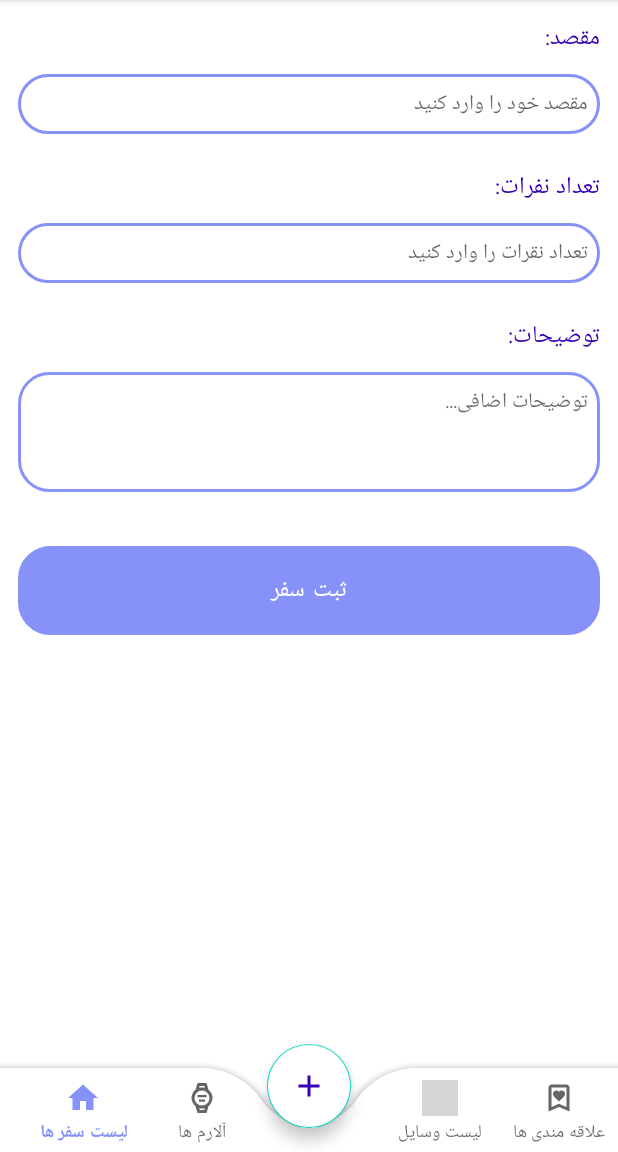
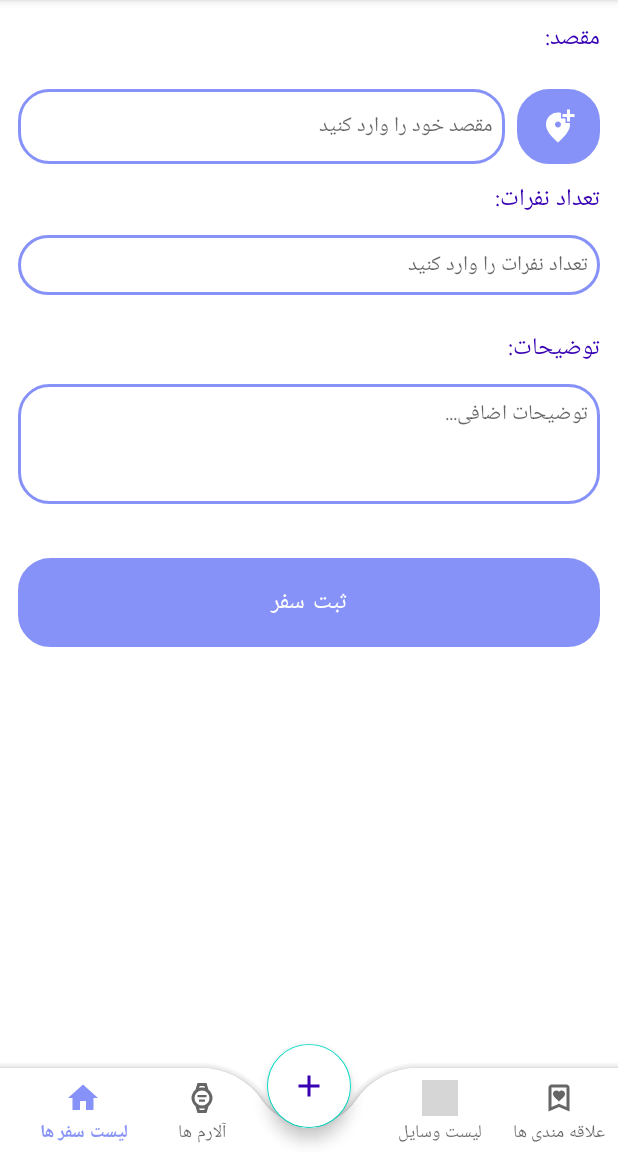
Before and after one commit to zahmadi98/TravelPlanner, an Android app: the fragment StartJourneyFragment placed in its activity, on a phone screen of 412 x 824 dp, the part 84-1236 px from its top. Run offline under Robolectric (Android 15) with nearby library versions, the phone set to English and light mode, and no system bars; grey boxes are pictures that could not be loaded.

Commit message:
added a map location button

```diff
--- a/app/build.gradle
+++ b/app/build.gradle
@@ -29,11 +29,13 @@ android {
 }
 
 dependencies {
-
     implementation libs.appcompat
     implementation libs.material
     implementation libs.activity
     implementation libs.constraintlayout
+
+    implementation 'org.osmdroid:osmdroid-android:6.1.14'
+
     testImplementation libs.junit
     androidTestImplementation libs.ext.junit
     androidTestImplementation libs.espresso.core
--- a/app/src/main/AndroidManifest.xml
+++ b/app/src/main/AndroidManifest.xml
@@ -1,6 +1,8 @@
 <?xml version="1.0" encoding="utf-8"?>
 <manifest xmlns:android="http://schemas.android.com/apk/res/android"
 xmlns:tools="http://schemas.android.com/tools">
+    <uses-permission android:name="android.permission.INTERNET" />
+    <uses-permission android:name="android.permission.ACCESS_FINE_LOCATION" />
 
 <application
     android:allowBackup="true"
@@ -26,6 +28,7 @@ xmlns:tools="http://schemas.android.com/tools">
     <activity android:name=".HomeActivity" />
 
 
+
 </application>
 
 </manifest>
--- a/app/src/main/java/com/example/travelplanner/StartJourneyFragment.java
+++ b/app/src/main/java/com/example/travelplanner/StartJourneyFragment.java
@@ -4,6 +4,11 @@ import android.os.Bundle;
 import android.view.LayoutInflater;
 import android.view.View;
 import android.view.ViewGroup;
+import android.content.Intent;
+import android.net.Uri;
+import android.view.View;
+import android.widget.Button;
+import android.widget.EditText;
 
 import androidx.annotation.NonNull;
 import androidx.annotation.Nullable;
@@ -26,11 +31,28 @@ public class StartJourneyFragment extends Fragment {
         super.onViewCreated(view, savedInstanceState);
 
         View background = requireActivity().findViewById(R.id.root_home);
-
         background.setOnClickListener(v -> {
             background.setVisibility(View.GONE);
             requireActivity().getSupportFragmentManager().popBackStack();
         });
+
+        Button btnSetAlarm = view.findViewById(R.id.btnSetAlarm);
+
+        btnSetAlarm.setOnClickListener(v -> {
+            getParentFragmentManager()
+                    .beginTransaction()
+                    .replace(R.id.fragment_container, new MapSelectFragment())
+                    .addToBackStack(null)
+                    .commit();
+        });
+
+        // گرفتن نتیجه انتخاب مکان
+        getParentFragmentManager().setFragmentResultListener("locationKey", this, (requestKey, bundle) -> {
+            String location = bundle.getString("location");
+            EditText editText = view.findViewById(R.id.showAlarm);
+            editText.setText(location);
+        });
     }
 
+
 }
--- /dev/null
+++ b/app/src/main/res/drawable/baseline_add_location_alt_24.xml
@@ -0,0 +1,5 @@
+<vector xmlns:android="http://schemas.android.com/apk/res/android" android:height="24dp" android:tint="#FFFFFFFF" android:viewportHeight="24" android:viewportWidth="24" android:width="24dp">
+
+    <path android:fillColor="@android:color/white" android:pathData="M20,1v3h3v2h-3v3h-2L18,6h-3L15,4h3L18,1h2zM12,13c1.1,0 2,-0.9 2,-2s-0.9,-2 -2,-2 -2,0.9 -2,2 0.9,2 2,2zM14,3.25L14,7h3v3h2.92c0.05,0.39 0.08,0.79 0.08,1.2 0,3.32 -2.67,7.25 -8,11.8 -5.33,-4.55 -8,-8.48 -8,-11.8C4,6.22 7.8,3 12,3c0.68,0 1.35,0.08 2,0.25z"/>
+
+</vector>
--- a/app/src/main/res/layout/fragment_start_journey.xml
+++ b/app/src/main/res/layout/fragment_start_journey.xml
@@ -17,17 +17,38 @@
             android:textColor="@color/purple_700"
             android:textSize="16sp"
             android:layout_gravity="end" />
-
-        <EditText
-            android:id="@+id/editDestination"
+        <LinearLayout
             android:layout_width="match_parent"
             android:layout_height="wrap_content"
-            android:background="@drawable/custom_edittext2"
-            android:padding="8dp"
-            android:textSize="14sp"
-            android:layout_marginTop="10dp"
-            android:layout_marginBottom="12dp"
-            android:hint="مقصد خود را وارد کنید" />
+            android:orientation="horizontal"
+            android:gravity="center_vertical"
+            android:layout_marginTop="20dp">
+
+            <EditText
+                android:id="@+id/showAlarm"
+                android:layout_width="0dp"
+                android:layout_height="wrap_content"
+                android:layout_weight="1"
+                android:background="@drawable/custom_edittext2"
+                android:padding="8dp"
+                android:textSize="14sp"
+                android:hint="مقصد خود را وارد کنید"
+                android:minHeight="50dp" />
+
+            <Space
+                android:layout_width="8dp"
+                android:layout_height="wrap_content" />
+
+            <Button
+                android:id="@+id/btnSetAlarm"
+                android:layout_width="55dp"
+                android:layout_height="wrap_content"
+                android:minHeight="50dp"
+                android:drawableRight="@drawable/baseline_add_location_alt_24"
+                android:background="@drawable/custom_edittext"
+                android:textColor="@color/white" />
+        </LinearLayout>
+
 
         <TextView
             android:layout_width="wrap_content"
@@ -48,7 +69,7 @@
             android:textSize="14sp"
             android:layout_marginTop="10dp"
             android:layout_marginBottom="12dp"
-            android:hint="تعداد نقرات را وارد کنید" />
+            android:hint="تعداد نفرات را وارد کنید" />
 
         <TextView
             android:layout_width="wrap_content"
```
Also changed, not shown: app/src/main/java/com/example/travelplanner/MapSelectFragment.java (added, +126 -0 lines), app/src/main/res/layout/fragment_map_select.xml (added, +19 -0 lines).
